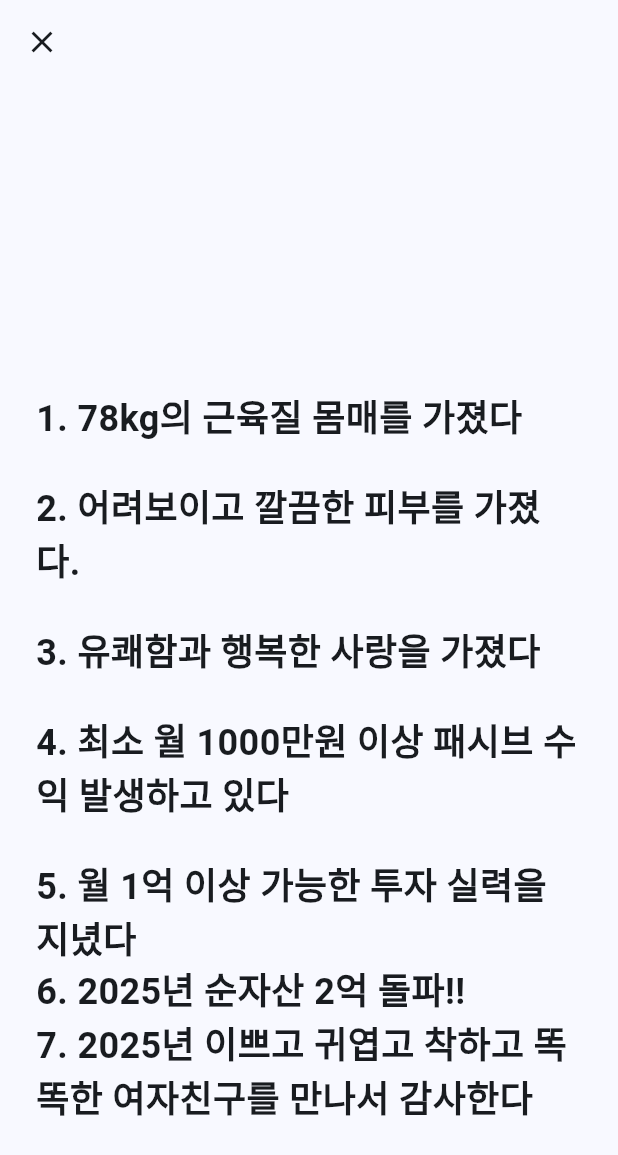
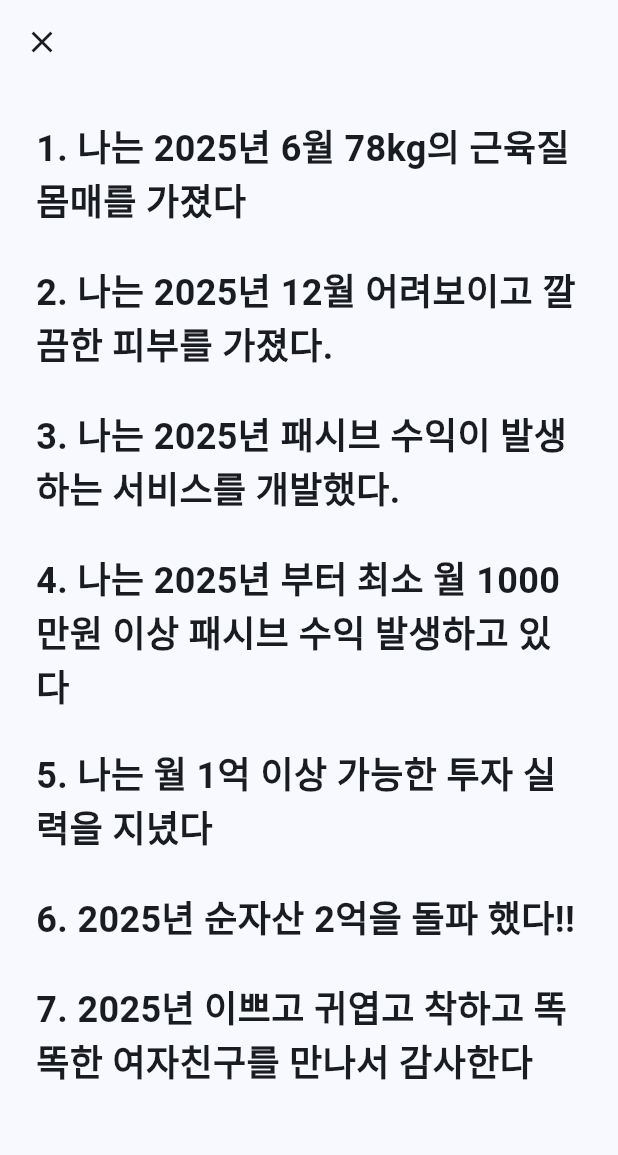
Before and after one commit to dongqui/mindware, a Flutter app: the GoalFragment screen opened directly, on a phone screen of 412 x 824 dp. Shown: the top 1155 px of the screen. Run offline on Flutter 3.47's test engine with Material 3 defaults, Android fonts, the phone set to English and light mode, and no system bars; our stand-ins replace flutter_local_notifications, get_it, isar, timezone; accounts and stored records are empty; generated files the repository leaves out were written again.

Commit message:
목표 수정

```diff
--- a/lib/features/todo/presentation/pages/goal_fragment.dart
+++ b/lib/features/todo/presentation/pages/goal_fragment.dart
@@ -18,9 +18,8 @@ class GoalFragment extends StatelessWidget {
           child: Column(
             crossAxisAlignment: CrossAxisAlignment.stretch,
             children: [
-              const SizedBox(height: 180),
               Text(
-                "1. 78kg의 근육질 몸매를 가졌다",
+                "1. 나는 2025년 6월 78kg의 근육질 몸매를 가졌다",
                 style: const TextStyle(
                   fontSize: 24,
                   fontWeight: FontWeight.bold,
@@ -29,7 +28,7 @@ class GoalFragment extends StatelessWidget {
               ),
               const SizedBox(height: 24),
               Text(
-                "2. 어려보이고 깔끔한 피부를 가졌다.",
+                "2. 나는 2025년 12월 어려보이고 깔끔한 피부를 가졌다.",
                 style: const TextStyle(
                   fontSize: 24,
                   fontWeight: FontWeight.bold,
@@ -38,7 +37,7 @@ class GoalFragment extends StatelessWidget {
               ),
               const SizedBox(height: 24),
               Text(
-                "3. 유쾌함과 행복한 사랑을 가졌다",
+                "3. 나는 2025년 패시브 수익이 발생하는 서비스를 개발했다.",
                 style: const TextStyle(
                   fontSize: 24,
                   fontWeight: FontWeight.bold,
@@ -47,7 +46,7 @@ class GoalFragment extends StatelessWidget {
               ),
               const SizedBox(height: 24),
               Text(
-                "4. 최소 월 1000만원 이상 패시브 수익 발생하고 있다",
+                "4. 나는 2025년 부터 최소 월 1000만원 이상 패시브 수익 발생하고 있다",
                 style: const TextStyle(
                   fontSize: 24,
                   fontWeight: FontWeight.bold,
@@ -56,21 +55,23 @@ class GoalFragment extends StatelessWidget {
               ),
               const SizedBox(height: 24),
               Text(
-                "5. 월 1억 이상 가능한 투자 실력을 지녔다",
+                "5. 나는 월 1억 이상 가능한 투자 실력을 지녔다",
                 style: const TextStyle(
                   fontSize: 24,
                   fontWeight: FontWeight.bold,
                 ),
                 textAlign: TextAlign.left,
               ),
+              const SizedBox(height: 24),
               Text(
-                "6. 2025년 순자산 2억 돌파!!",
+                "6. 2025년 순자산 2억을 돌파 했다!!",
                 style: const TextStyle(
                   fontSize: 24,
                   fontWeight: FontWeight.bold,
                 ),
                 textAlign: TextAlign.left,
               ),
+              const SizedBox(height: 24),
               Text(
                 "7. 2025년 이쁘고 귀엽고 착하고 똑똑한 여자친구를 만나서 감사한다",
                 style: const TextStyle(
```
